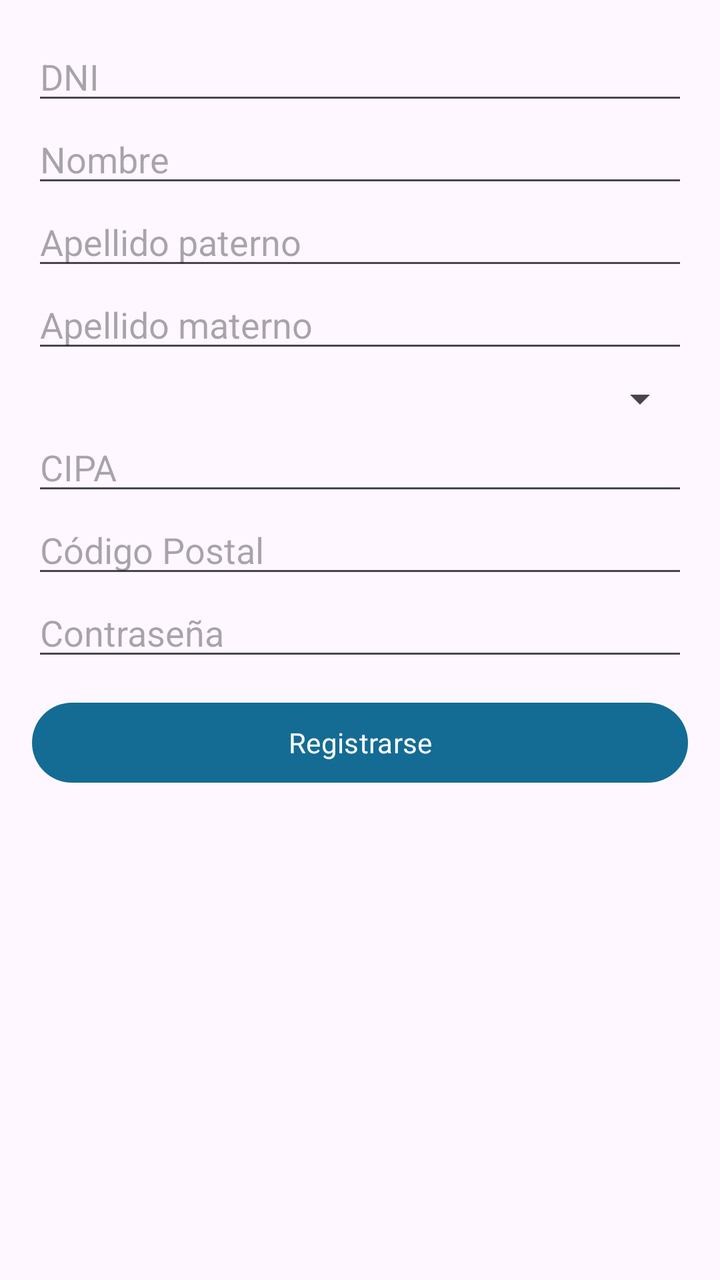
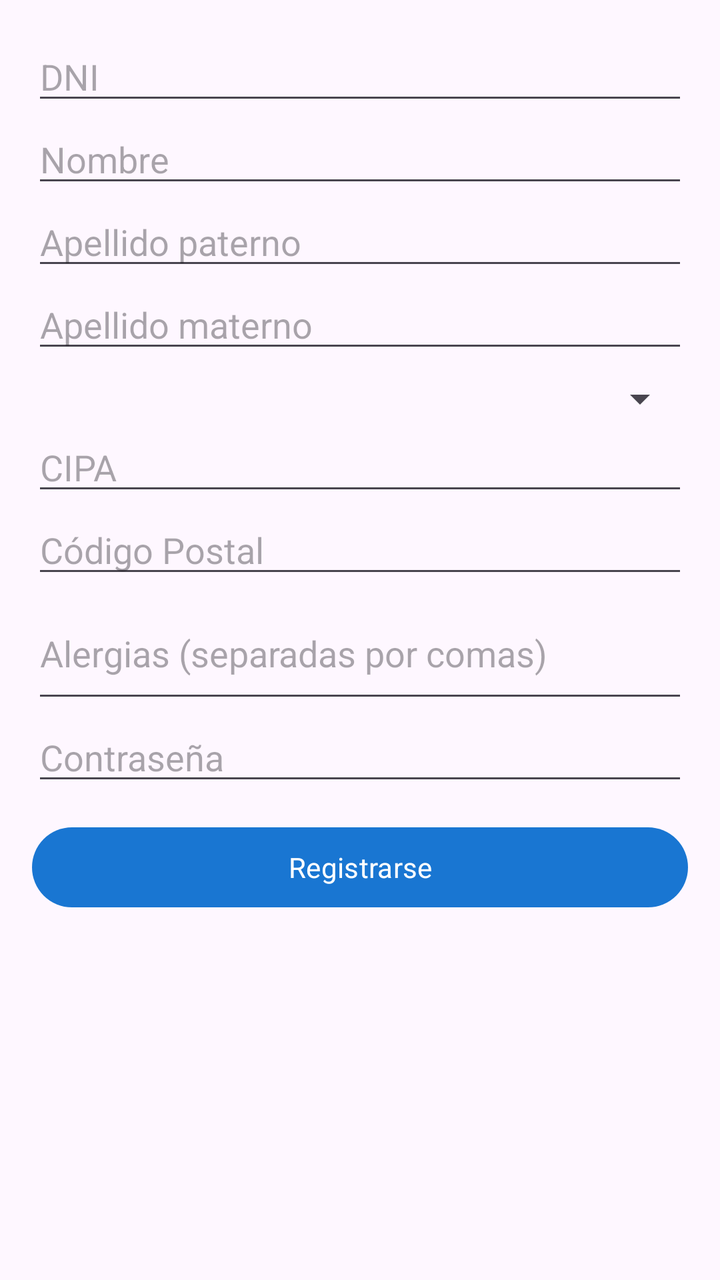

The first picture is an Android layout as it rendered before a commit; the second is the same layout after the commit. The layout source and the unified diff follow.
<!-- AndroidManifest.xml: application theme Theme.CitaPluus -->
<!-- res/layout/dialog_registro.xml -->
<?xml version="1.0" encoding="utf-8"?>
<ScrollView xmlns:android="http://schemas.android.com/apk/res/android"
    android:layout_width="match_parent"
    android:layout_height="wrap_content">

    <LinearLayout
        android:layout_width="match_parent"
        android:layout_height="wrap_content"
        android:orientation="vertical"
        android:padding="16dp">

        <EditText
            android:id="@+id/editTextDNI"
            android:layout_width="match_parent"
            android:layout_height="wrap_content"
            android:hint="DNI" />

        <EditText
            android:id="@+id/editTextNombre"
            android:layout_width="match_parent"
            android:layout_height="wrap_content"
            android:hint="Nombre" />

        <EditText
            android:id="@+id/editTextApellidoPaterno"
            android:layout_width="match_parent"
            android:layout_height="wrap_content"
            android:hint="Apellido paterno" />

        <EditText
            android:id="@+id/editTextApellidoMaterno"
            android:layout_width="match_parent"
            android:layout_height="wrap_content"
            android:hint="Apellido materno" />

        <Spinner
            android:id="@+id/spinnerTipoSangre"
            android:layout_width="match_parent"
            android:layout_height="wrap_content"
            android:layout_marginTop="6dp" />

        <EditText
            android:id="@+id/editTextCIPA"
            android:layout_width="match_parent"
            android:layout_height="wrap_content"
            android:hint="CIPA" />

        <EditText
            android:id="@+id/editTextCodigoPostal"
            android:layout_width="match_parent"
            android:layout_height="wrap_content"
            android:hint="Código Postal"
            android:inputType="number" />

        <EditText
            android:id="@+id/editTextContrasena"
            android:layout_width="match_parent"
            android:layout_height="wrap_content"
            android:hint="Contraseña"
            android:inputType="textPassword" />

        <Button
            android:id="@+id/buttonRegistrar"
            android:layout_width="match_parent"
            android:layout_height="wrap_content"
            android:text="Registrarse"
            android:layout_marginTop="12dp" />

    </LinearLayout>
</ScrollView>
<!-- resources referenced by this layout -->
<resources>
  <style name="Theme.CitaPluus" parent="Theme.Material3.DayNight.NoActionBar">
          <item name="colorPrimary">@color/brand_primary</item>
          <item name="colorSecondary">@color/brand_secondary</item>
  
          <item name="materialAlertDialogTheme">@style/ThemeOverlay.Material3.MaterialAlertDialog</item>
          <item name="android:fontFamily">sans-serif</item>
      </style>
  <color name="brand_primary">#146C94</color>
  <color name="brand_secondary">#19A7CE</color>
</resources>

<!-- the commit's change to res/layout/dialog_registro.xml (unified diff, before → after) -->
@@ -53,6 +53,15 @@
             android:inputType="number" />
 
         <EditText
+            android:id="@+id/editTextAlergias"
+            android:layout_width="match_parent"
+            android:layout_height="wrap_content"
+            android:hint="Alergias (separadas por comas)"
+            android:inputType="textCapSentences|textMultiLine"
+            android:minLines="2"
+            android:maxLines="4" />
+
+        <EditText
             android:id="@+id/editTextContrasena"
             android:layout_width="match_parent"
             android:layout_height="wrap_content"
<!-- resource entries referenced after the edit -->
@@ -7,7 +7,7 @@
           <item name="materialAlertDialogTheme">@style/ThemeOverlay.Material3.MaterialAlertDialog</item>
           <item name="android:fontFamily">sans-serif</item>
       </style>
-  <color name="brand_primary">#146C94</color>
-  <color name="brand_secondary">#19A7CE</color>
+  <color name="brand_primary">#1976D2</color>
+  <color name="brand_secondary">#E3F2FD</color>
 </resources>
 
